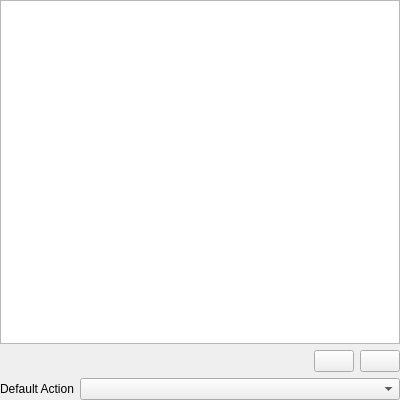
This is ui/mediatypeactionswidget.ui in darrenedale/Anansi as Qt 5 draws it before an edit. The edited form follows.
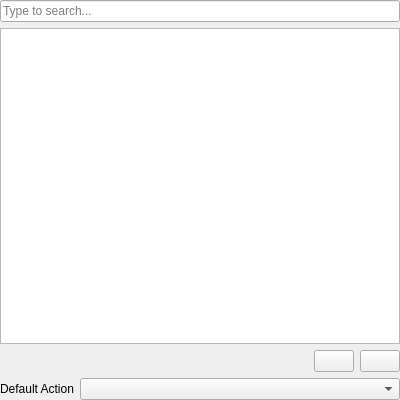
This is the edited form. Icons and pictures are not drawn. Custom widgets are drawn as their Qt base class.

Diff of the .ui file:
```diff
--- a/ui/mediatypeactionswidget.ui
+++ b/ui/mediatypeactionswidget.ui
@@ -26,6 +26,13 @@
    <property name="bottomMargin">
     <number>0</number>
    </property>
+   <item>
+    <widget class="QLineEdit" name="filter">
+     <property name="placeholderText">
+      <string>Type to search...</string>
+     </property>
+    </widget>
+   </item>
    <item>
     <widget class="QTreeView" name="actions">
      <property name="verticalScrollMode">
```
